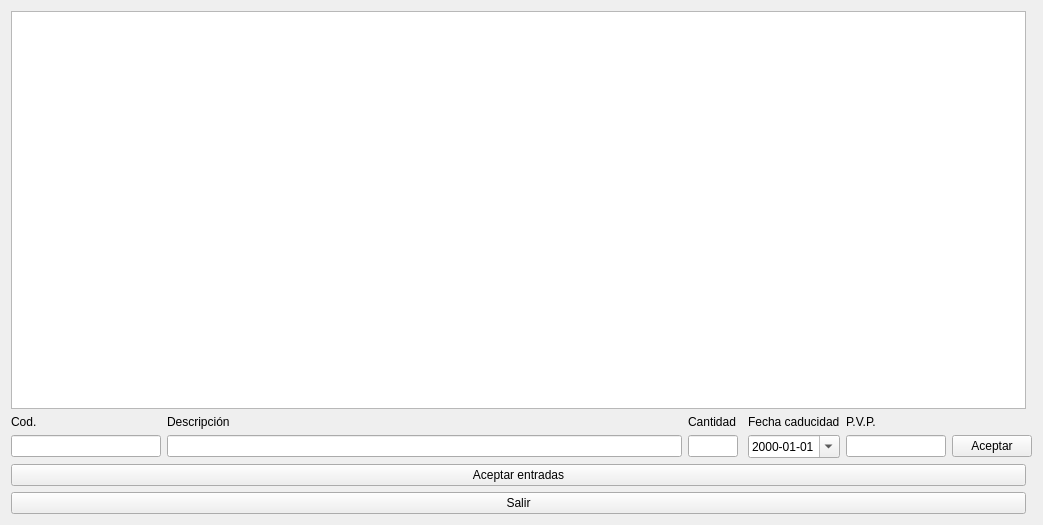
Qt form entradamercancia.ui (Ladis72/tienda) before a commit.
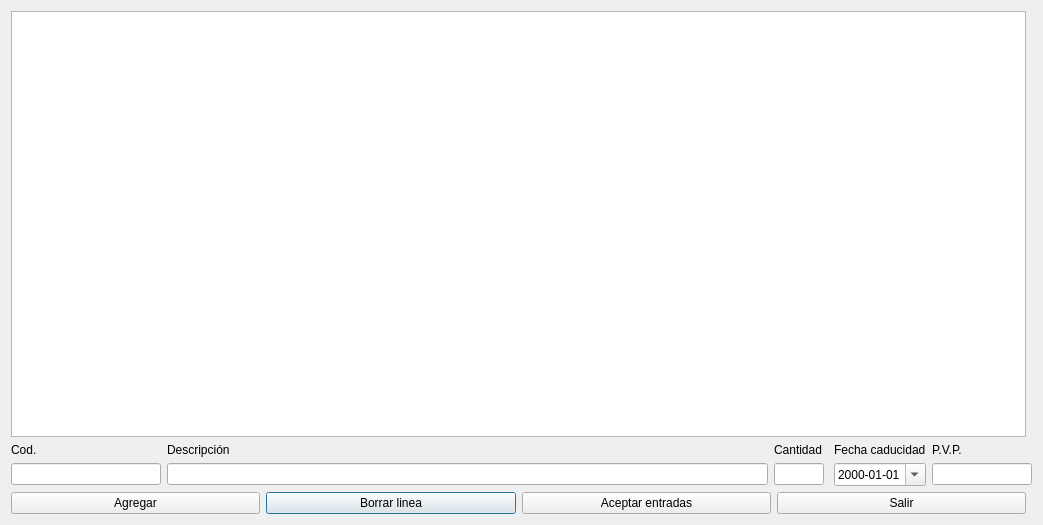
The same form after that commit.

Commit message: Borrar linea entradamercancia.cpp

What changed in the file:
```diff
--- a/entradamercancia.ui
+++ b/entradamercancia.ui
@@ -106,20 +106,27 @@
        </property>
       </widget>
      </item>
-     <item row="1" column="7">
-      <widget class="QPushButton" name="pushButtonAgregarLinea">
-       <property name="text">
-        <string>Aceptar</string>
-       </property>
-       <property name="autoDefault">
-        <bool>false</bool>
-       </property>
-      </widget>
-     </item>
     </layout>
    </item>
    <item row="2" column="0">
-    <layout class="QVBoxLayout" name="verticalLayout">
+    <layout class="QHBoxLayout" name="horizontalLayout">
+     <item>
+      <widget class="QPushButton" name="pushButtonAgregarLinea">
+       <property name="text">
+        <string>Agregar</string>
+       </property>
+       <property name="autoDefault">
+        <bool>false</bool>
+       </property>
+      </widget>
+     </item>
+     <item>
+      <widget class="QPushButton" name="pushButtonBorrar">
+       <property name="text">
+        <string>Borrar linea</string>
+       </property>
+      </widget>
+     </item>
      <item>
       <widget class="QPushButton" name="pushButtonAceptar">
        <property name="text">
```
Left out of the diff: 1 changed line with no effect on the pictures. The commit also changes 2 other files.
